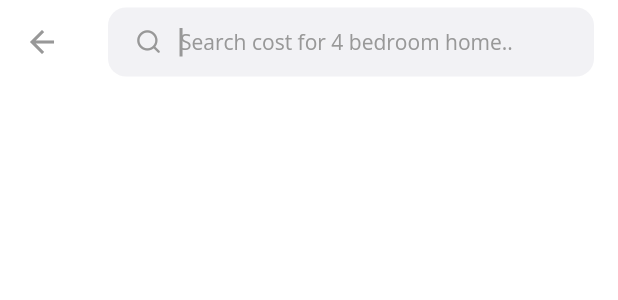
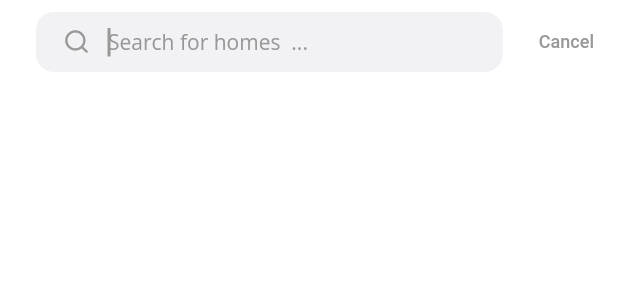
Before and after one commit to MoWet-Entertainment/hellohuts_app, a Flutter app: the CustomSearchBar widget shown alone on an empty page, opened directly, on a phone screen of 412 x 824 dp. Shown: the top 300 px of the screen. Run offline on Flutter 3.47's test engine with Material 2 defaults, Android fonts, the phone set to English and light mode, and no system bars; our stand-ins replace auto_route, cached_network_image, carousel_pro, cloud_firestore, equatable, firebase_analytics and 10 more; missing offline and left inert: flutter_facebook_login; accounts and stored records are empty; network calls fail.

Commit message:
Removed Search Fillter Option - include later

```diff
--- a/lib/ui/common_widgets/search_bar.dart
+++ b/lib/ui/common_widgets/search_bar.dart
@@ -35,7 +35,7 @@ class CustomSearchBar extends HookWidget implements PreferredSizeWidget {
     this.onActionPressed,
     this.scaffoldKey,
     this.title,
-    this.hintText = 'Search cost for 4 bedroom home..',
+    this.hintText = 'Search for homes  ...',
     this.onSearchChanged,
   }) : super(key: key);
 
@@ -43,7 +43,7 @@ class CustomSearchBar extends HookWidget implements PreferredSizeWidget {
     final state = Provider.of<SearchState>(context);
     return Container(
       height: 56,
-      padding: const EdgeInsets.symmetric(vertical: 5),
+      padding: const EdgeInsets.symmetric(vertical: 8, horizontal: 16),
       child: TextField(
         style: AppThemes.searchHintStyle.copyWith(
             color: AppColors.kDarkTextColor, fontWeight: FontWeight.w500),
@@ -53,7 +53,6 @@ class CustomSearchBar extends HookWidget implements PreferredSizeWidget {
         onChanged: (text) {
           state.setSearchText(text);
         },
-
         controller: controller,
         keyboardType: TextInputType.text,
         decoration: InputDecoration(
@@ -66,9 +65,12 @@ class CustomSearchBar extends HookWidget implements PreferredSizeWidget {
             fillColor: AppColors.kLightGrey,
             filled: true,
             prefixIcon: Padding(
-              padding: EdgeInsets.only(left:8,right: 2),
-              child: Icon(HelloIcons.search,size:18,color: AppColors.kDarkGrey,)),
-
+                padding: EdgeInsets.only(left: 8, right: 2),
+                child: Icon(
+                  HelloIcons.search,
+                  size: 18,
+                  color: AppColors.kDarkGrey,
+                )),
             hintText: hintText,
             hintStyle: AppThemes.searchHintStyle,
             focusColor: AppColors.kPureWhite,
@@ -121,28 +123,47 @@ class CustomSearchBar extends HookWidget implements PreferredSizeWidget {
     final update = useValueListenable(controller);
 
     return AppBar(
+      titleSpacing: 8.0,
       backgroundColor: AppColors.kPureWhite,
       elevation: 0,
-      leading: isBackButton
-          ? BackButton(
-              color: AppColors.kDarkGrey,
-              onPressed: () {
+
+      // leading: isBackButton
+      //     ? BackButton(
+
+      //         color: AppColors.kDarkGrey,
+      //         onPressed: () {
+      //           FocusScope.of(context).unfocus();
+      //           state.resetSearch();
+      //           ExtendedNavigator.of(context).pop();
+      //         },
+      //       )
+      //     : isCrossButton
+      //         ? IconButton(
+      //             icon: Icon(HelloIcons.times),
+      //             onPressed: () {
+      //               FocusScope.of(context).unfocus();
+      //               ExtendedNavigator.of(context).pop();
+      //             },
+      //           )
+      //         : Container(),
+      title: title != null ? title : _searchField(context, controller),
+      // actions: _getActionButtons(context),
+      actions: <Widget>[
+        Align(
+          alignment: Alignment.center,
+                  child: GestureDetector(
+            onTap: () {
                 FocusScope.of(context).unfocus();
                 state.resetSearch();
                 ExtendedNavigator.of(context).pop();
-              },
-            )
-          : isCrossButton
-              ? IconButton(
-                  icon: Icon(HelloIcons.times),
-                  onPressed: () {
-                    FocusScope.of(context).unfocus();
-                    ExtendedNavigator.of(context).pop();
-                  },
-                )
-              : Container(),
-      title: title != null ? title : _searchField(context, controller),
-      actions: _getActionButtons(context),
+            },
+            child: Container(
+                padding: const EdgeInsets.only(right: 16.0,top: 4.0,bottom: 4.0),
+                child: Text('Cancel',style: AppThemes.postedAuthorTextSubHeadStyle.copyWith(color: AppColors.kDarkGrey, fontSize: 12.0)),
+              ),
+          ),
+        )
+      ],
       bottom: PreferredSize(
         child: isBottomLine
             ? Container(
```
Also changed, not shown: lib/states/search_state.dart (+11 -8 lines), lib/ui/screens/search/search_screen.dart (+95 -21 lines), lib/models/search/search_item.dart (line endings or trailing spaces).
